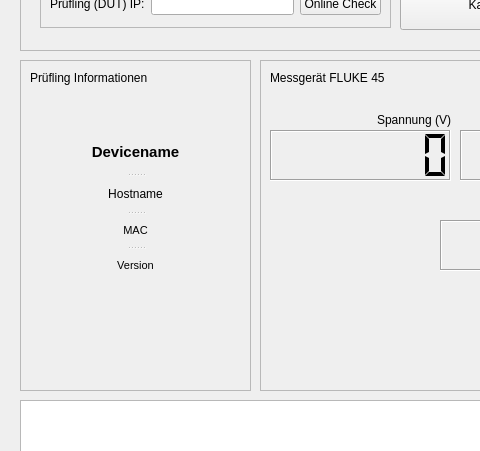
This is main_gui.ui in Suitcasechild/AutoCal as Qt 5 draws it before an edit; both pictures show x 0 to 480 and y 179 to 630 of the 1280 by 720 pixel window. The edited form follows.
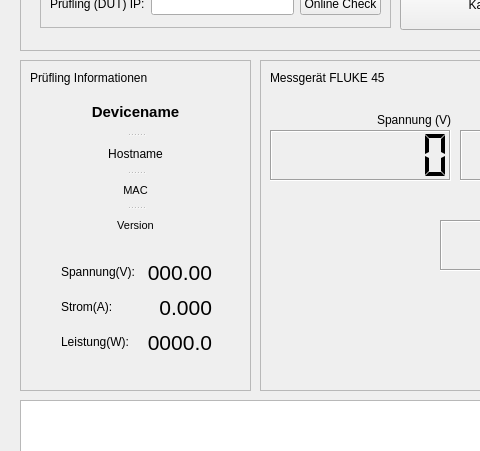
This is the edited form.

Diff of the .ui file:
```diff
--- a/main_gui.ui
+++ b/main_gui.ui
@@ -280,7 +280,7 @@
      <property name="geometry">
       <rect>
        <x>40</x>
-       <y>70</y>
+       <y>30</y>
        <width>151</width>
        <height>151</height>
       </rect>
@@ -340,6 +340,99 @@
       </property>
      </widget>
     </widget>
+    <widget class="QWidget" name="">
+     <property name="geometry">
+      <rect>
+       <x>41</x>
+       <y>200</y>
+       <width>151</width>
+       <height>121</height>
+      </rect>
+     </property>
+     <layout class="QFormLayout" name="formLayout_2">
+      <property name="verticalSpacing">
+       <number>10</number>
+      </property>
+      <item row="0" column="0">
+       <widget class="QLabel" name="label_8">
+        <property name="text">
+         <string>Spannung(V):</string>
+        </property>
+       </widget>
+      </item>
+      <item row="0" column="1">
+       <widget class="QLabel" name="lbl_v_dut">
+        <property name="font">
+         <font>
+          <pointsize>16</pointsize>
+          <bold>false</bold>
+         </font>
+        </property>
+        <property name="text">
+         <string>000.00</string>
+        </property>
+        <property name="scaledContents">
+         <bool>false</bool>
+        </property>
+        <property name="alignment">
+         <set>Qt::AlignmentFlag::AlignRight|Qt::AlignmentFlag::AlignTop|Qt::AlignmentFlag::AlignTrailing</set>
+        </property>
+       </widget>
+      </item>
+      <item row="1" column="0">
+       <widget class="QLabel" name="label_10">
+        <property name="text">
+         <string>Strom(A):</string>
+        </property>
+       </widget>
+      </item>
+      <item row="1" column="1">
+       <widget class="QLabel" name="lbl_a_dut">
+        <property name="font">
+         <font>
+          <pointsize>16</pointsize>
+          <bold>false</bold>
+         </font>
+        </property>
+        <property name="text">
+         <string>0.000</string>
+        </property>
+        <property name="scaledContents">
+         <bool>false</bool>
+        </property>
+        <property name="alignment">
+         <set>Qt::AlignmentFlag::AlignRight|Qt::AlignmentFlag::AlignTop|Qt::AlignmentFlag::AlignTrailing</set>
+        </property>
+       </widget>
+      </item>
+      <item row="2" column="0">
+       <widget class="QLabel" name="label_9">
+        <property name="text">
+         <string>Leistung(W):</string>
+        </property>
+       </widget>
+      </item>
+      <item row="2" column="1">
+       <widget class="QLabel" name="lbl_a_dut_2">
+        <property name="font">
+         <font>
+          <pointsize>16</pointsize>
+          <bold>false</bold>
+         </font>
+        </property>
+        <property name="text">
+         <string>0000.0</string>
+        </property>
+        <property name="scaledContents">
+         <bool>false</bool>
+        </property>
+        <property name="alignment">
+         <set>Qt::AlignmentFlag::AlignRight|Qt::AlignmentFlag::AlignTop|Qt::AlignmentFlag::AlignTrailing</set>
+        </property>
+       </widget>
+      </item>
+     </layout>
+    </widget>
    </widget>
    <widget class="QFrame" name="frame_fluke">
     <property name="geometry">
```
Left out of the diff: 2 changed lines with no effect on the pictures.
